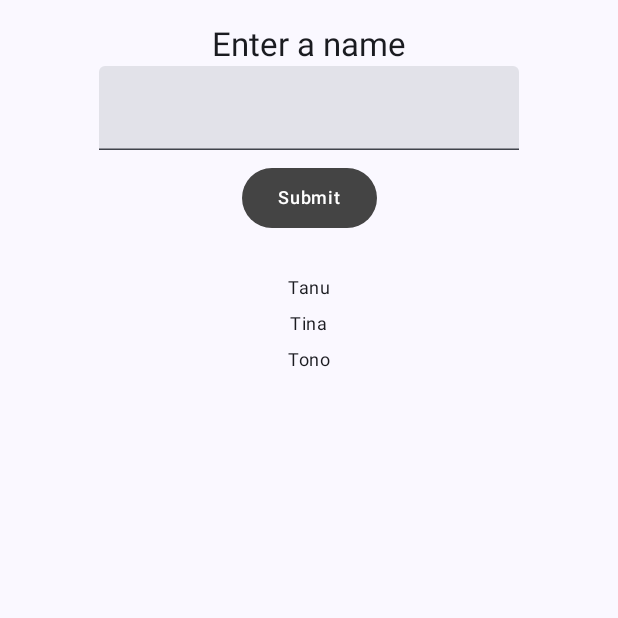
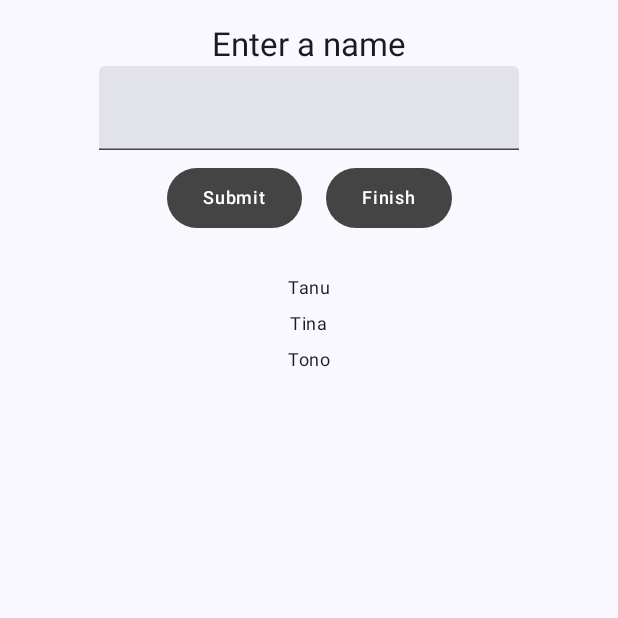
Before and after one commit to lyne05/LAB_WEEK_09, an Android app built with Jetpack Compose: the screen it shows after launch (MainActivity), on a phone screen of 412 x 824 dp, the top half of it. Run offline under Robolectric (Android 15) with nearby library versions, the phone set to English and light mode, and no system bars.

```diff
--- a/app/build.gradle.kts
+++ b/app/build.gradle.kts
@@ -40,6 +40,7 @@ android {
 }
 
 dependencies {
+    implementation(libs.androidx.navigation.compose)
     implementation(libs.androidx.core.ktx)
     implementation(libs.androidx.lifecycle.runtime.ktx)
     implementation(libs.androidx.activity.compose)
--- a/app/src/main/java/com/example/lab_week_09/MainActivity.kt
+++ b/app/src/main/java/com/example/lab_week_09/MainActivity.kt
@@ -4,6 +4,7 @@ import android.os.Bundle
 import androidx.activity.ComponentActivity
 import androidx.activity.compose.setContent
 import androidx.compose.foundation.layout.Column
+import androidx.compose.foundation.layout.Row
 import androidx.compose.foundation.layout.fillMaxSize
 import androidx.compose.foundation.layout.padding
 import androidx.compose.foundation.lazy.LazyColumn
@@ -25,6 +26,12 @@ import androidx.compose.ui.res.stringResource
 import androidx.compose.ui.text.input.KeyboardType
 import androidx.compose.ui.tooling.preview.Preview
 import androidx.compose.ui.unit.dp
+import androidx.navigation.NavHostController
+import androidx.navigation.compose.NavHost
+import androidx.navigation.compose.composable
+import androidx.navigation.compose.rememberNavController
+import androidx.navigation.navArgument
+import androidx.navigation.NavType
 import com.example.lab_week_09.ui.theme.LAB_WEEK_09Theme
 import com.example.lab_week_09.ui.theme.OnBackgroundItemText
 import com.example.lab_week_09.ui.theme.OnBackgroundTitleText
@@ -39,7 +46,8 @@ class MainActivity : ComponentActivity() {
                     modifier = Modifier.fillMaxSize(),
                     color = MaterialTheme.colorScheme.background
                 ) {
-                    Home()
+                    val navController = rememberNavController()
+                    App(navController)
                 }
             }
         }
@@ -51,7 +59,33 @@ data class Student(
 )
 
 @Composable
-fun Home() {
+fun App(navController: NavHostController) {
+    NavHost(
+        navController = navController,
+        startDestination = "home"
+    ) {
+        composable("home") {
+            Home { listString ->
+                navController.navigate("resultContent/?listData=$listString")
+            }
+        }
+
+        composable(
+            route = "resultContent/?listData={listData}",
+            arguments = listOf(
+                navArgument("listData") { type = NavType.StringType }
+            )
+        ) { backStackEntry ->
+            val data = backStackEntry.arguments?.getString("listData").orEmpty()
+            ResultContent(data)
+        }
+    }
+}
+
+@Composable
+fun Home(
+    navigateFromHomeToResult: (String) -> Unit
+) {
     val listData = remember {
         mutableStateListOf(
             Student("Tanu"),
@@ -73,6 +107,9 @@ fun Home() {
                 listData.add(inputField)
                 inputField = Student("")
             }
+        },
+        navigateFromHomeToResult = {
+            navigateFromHomeToResult(listData.toList().toString())
         }
     )
 }
@@ -82,7 +119,8 @@ fun HomeContent(
     listData: SnapshotStateList<Student>,
     inputField: Student,
     onInputValueChange: (String) -> Unit,
-    onButtonClick: () -> Unit
+    onButtonClick: () -> Unit,
+    navigateFromHomeToResult: () -> Unit
 ) {
     LazyColumn {
         item {
@@ -102,10 +140,18 @@ fun HomeContent(
                     )
                 )
 
-                PrimaryTextButton(
-                    text = stringResource(id = R.string.button_click)
-                ) {
-                    onButtonClick()
+                Row {
+                    PrimaryTextButton(
+                        text = stringResource(id = R.string.button_click)
+                    ) {
+                        onButtonClick()
+                    }
+
+                    PrimaryTextButton(
+                        text = stringResource(id = R.string.button_navigate)
+                    ) {
+                        navigateFromHomeToResult()
+                    }
                 }
             }
         }
@@ -123,8 +169,20 @@ fun HomeContent(
     }
 }
 
+@Composable
+fun ResultContent(listData: String) {
+    Column(
+        modifier = Modifier
+            .padding(16.dp)
+            .fillMaxSize(),
+        horizontalAlignment = Alignment.CenterHorizontally
+    ) {
+        OnBackgroundItemText(text = listData)
+    }
+}
+
 @Preview(showBackground = true)
 @Composable
 fun PreviewHome() {
-    Home()
+    Home {}
 }
--- a/gradle/libs.versions.toml
+++ b/gradle/libs.versions.toml
@@ -8,6 +8,7 @@ espressoCore = "3.7.0"
 lifecycleRuntimeKtx = "2.9.4"
 activityCompose = "1.11.0"
 composeBom = "2024.09.00"
+androidxNavigationCompose = "2.7.4"
 
 [libraries]
 androidx-core-ktx = { group = "androidx.core", name = "core-ktx", version.ref = "coreKtx" }
@@ -24,6 +25,7 @@ androidx-compose-ui-tooling-preview = { group = "androidx.compose.ui", name = "u
 androidx-compose-ui-test-manifest = { group = "androidx.compose.ui", name = "ui-test-manifest" }
 androidx-compose-ui-test-junit4 = { group = "androidx.compose.ui", name = "ui-test-junit4" }
 androidx-compose-material3 = { group = "androidx.compose.material3", name = "material3" }
+androidx-navigation-compose = { group = "androidx.navigation", name = "navigation-compose", version.ref = "androidxNavigationCompose" }
 
 [plugins]
 android-application = { id = "com.android.application", version.ref = "agp" }
```
